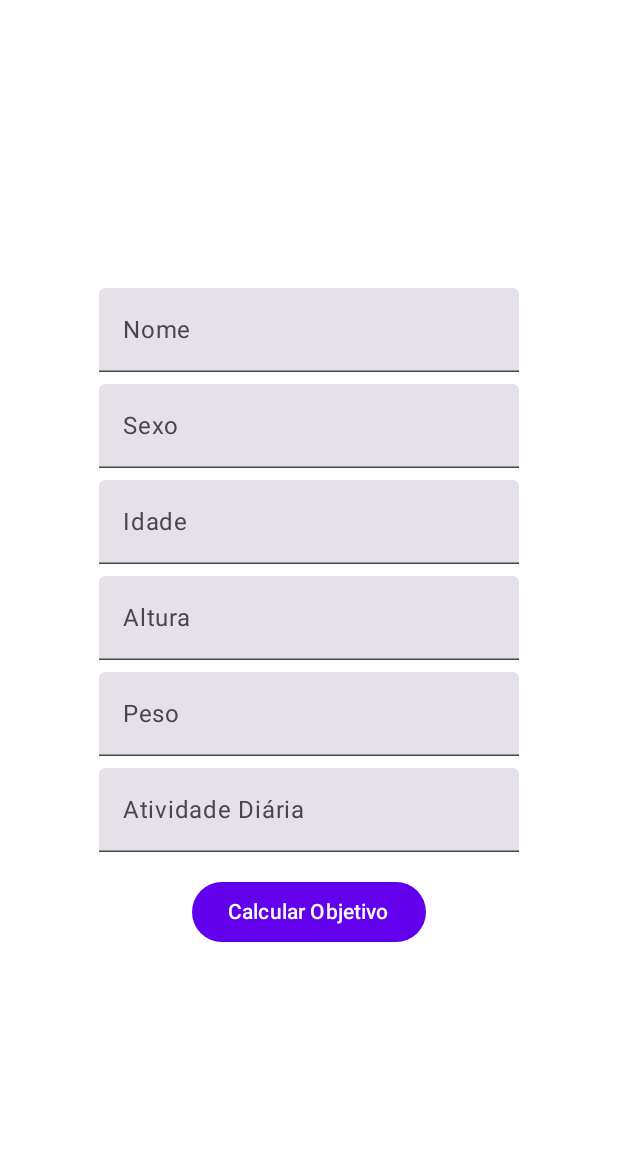
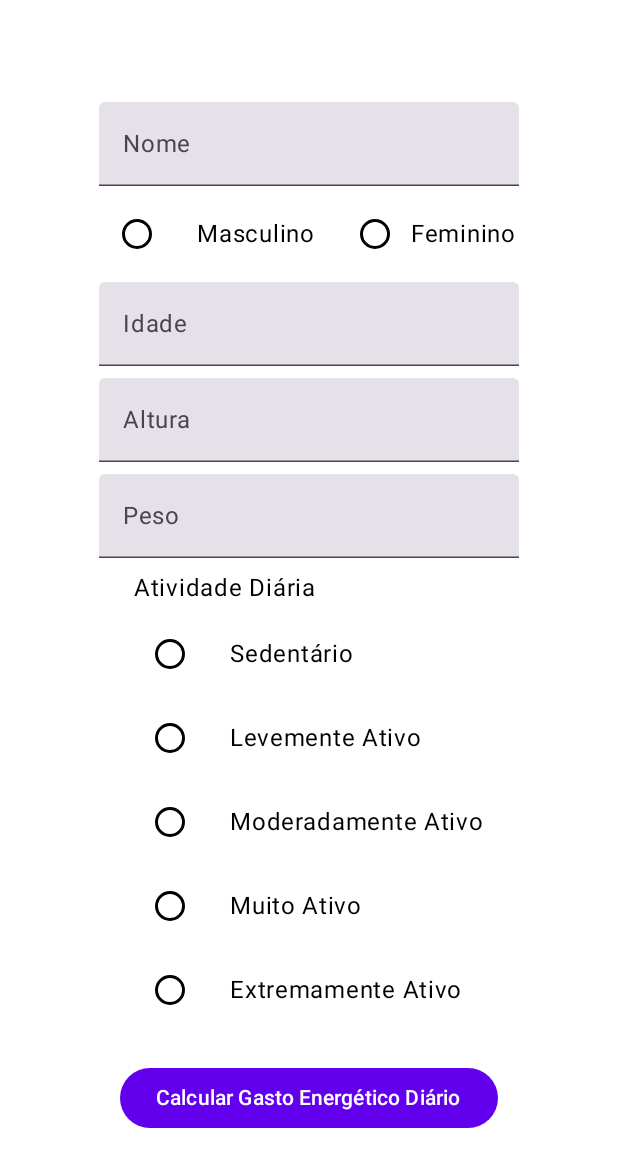
Before and after one commit to Rodrigo261/trabalho_final, an Android app built with Jetpack Compose: the ObjetivoActivity screen opened directly, with no data from a screen before it, on a phone screen of 412 x 824 dp. Shown: the top 1167 px of the screen. Run offline under Robolectric (Android 15) with nearby library versions, the phone set to English and light mode, and no system bars.

Commit message:
ObjetivoScreen adicionado

```diff
--- /dev/null
+++ b/app/src/main/java/ObjetivoScreen.kt
@@ -0,0 +1,140 @@
+package com.example.trabalho_final
+
+import android.widget.Toast
+import androidx.compose.foundation.layout.*
+import androidx.compose.material3.*
+import androidx.compose.runtime.*
+import androidx.compose.runtime.saveable.rememberSaveable
+import androidx.compose.ui.Alignment
+import androidx.compose.ui.Modifier
+import androidx.compose.ui.platform.LocalContext
+import androidx.compose.ui.unit.dp
+
+@Composable
+fun ObjetivoScreen() {
+    var nome by rememberSaveable { mutableStateOf("") }
+    var sexo by rememberSaveable { mutableStateOf("") }
+    var idade by rememberSaveable { mutableStateOf("") }
+    var altura by rememberSaveable { mutableStateOf("") }
+    var peso by rememberSaveable { mutableStateOf("") }
+    var atividade by rememberSaveable { mutableStateOf("") }
+
+
+    val atividades = listOf(
+        "Sedentário",
+        "Levemente Ativo",
+        "Moderadamente Ativo",
+        "Muito Ativo",
+        "Extremamente Ativo"
+    )
+
+    val context = LocalContext.current
+
+    Column(
+        modifier = Modifier.fillMaxSize(),
+        horizontalAlignment = Alignment.CenterHorizontally,
+        verticalArrangement = Arrangement.Center
+    ) {
+        TextField(value = nome, onValueChange = { nome = it }, label = { Text("Nome") })
+        Spacer(modifier = Modifier.height(8.dp))
+
+
+        Row(verticalAlignment = Alignment.CenterVertically) {
+            RadioButton(
+                selected = sexo == "Masculino",
+                onClick = { sexo = "Masculino" },
+                colors = RadioButtonDefaults.colors(
+                    selectedColor = MaterialTheme.colorScheme.primary,
+                    unselectedColor = MaterialTheme.colorScheme.onSurface
+                ),
+                modifier = Modifier.padding(end = 16.dp)
+            )
+            Text(text = "Masculino")
+            Spacer(modifier = Modifier.width(16.dp))
+            RadioButton(
+                selected = sexo == "Feminino",
+                onClick = { sexo = "Feminino" },
+                colors = RadioButtonDefaults.colors(
+                    selectedColor = MaterialTheme.colorScheme.primary,
+                    unselectedColor = MaterialTheme.colorScheme.onSurface
+                )
+            )
+            Text(text = "Feminino")
+        }
+        Spacer(modifier = Modifier.height(8.dp))
+
+
+        TextField(value = idade, onValueChange = { idade = it }, label = { Text("Idade") })
+        Spacer(modifier = Modifier.height(8.dp))
+        TextField(value = altura, onValueChange = { altura = it }, label = { Text("Altura") })
+        Spacer(modifier = Modifier.height(8.dp))
+        TextField(value = peso, onValueChange = { peso = it }, label = { Text("Peso") })
+        Spacer(modifier = Modifier.height(8.dp))
+
+
+        Column {
+            Text(text = "Atividade Diária")
+            Spacer(modifier = Modifier.height(8.dp))
+            atividades.forEach { option ->
+                Row(verticalAlignment = Alignment.CenterVertically) {
+                    RadioButton(
+                        selected = atividade == option,
+                        onClick = { atividade = option },
+                        colors = RadioButtonDefaults.colors(
+                            selectedColor = MaterialTheme.colorScheme.primary,
+                            unselectedColor = MaterialTheme.colorScheme.onSurface
+                        ),
+                        modifier = Modifier.padding(end = 16.dp)
+                    )
+                    Text(text = option)
+                }
+                Spacer(modifier = Modifier.height(8.dp))
+            }
+        }
+
+        Spacer(modifier = Modifier.height(16.dp))
+
+
+        Button(onClick = {
+
+            if (nome.isNotBlank() && sexo.isNotBlank() && idade.isNotBlank() && altura.isNotBlank() && peso.isNotBlank() && atividade.isNotBlank()) {
+                val idadeInt = idade.toIntOrNull() ?: 0
+                val alturaFloat = altura.toFloatOrNull() ?: 0f
+                val pesoFloat = peso.toFloatOrNull() ?: 0f
+
+
+                val gastoEnergetico = calcularGastoEnergetico(sexo, idadeInt, alturaFloat, pesoFloat, atividade)
+
+                val resultado = "$nome, o seu gasto calórico é $gastoEnergetico calorias"
+                Toast.makeText(context, resultado, Toast.LENGTH_LONG).show()
+            } else {
+                Toast.makeText(context, "Por favor, preencha todos os campos.", Toast.LENGTH_SHORT).show()
+            }
+        }) {
+            Text(text = "Calcular Gasto Energético Diário")
+        }
+    }
+}
+
+
+fun calcularGastoEnergetico(sexo: String, idade: Int, altura: Float, peso: Float, atividade: String): Int {
+    val atividadeMultiplier = when (atividade) {
+        "Sedentário" -> 1.2f
+        "Levemente Ativo" -> 1.375f
+        "Moderadamente Ativo" -> 1.55f
+        "Muito Ativo" -> 1.725f
+        "Extremamente Ativo" -> 1.9f
+        else -> 1.2f
+    }
+
+    val bmr = if (sexo.equals("Masculino", ignoreCase = true)) {
+
+        88.362f + (13.397f * peso) + (4.799f * altura) - (5.677f * idade)
+    } else {
+
+        447.593f + (9.247f * peso) + (3.098f * altura) - (4.330f * idade)
+    }
+
+    val gastoEnergetico = (bmr * atividadeMultiplier).toInt()
+    return gastoEnergetico
+}
--- a/app/src/main/java/com/example/trabalho_final/ObjetivoActivity.kt
+++ b/app/src/main/java/com/example/trabalho_final/ObjetivoActivity.kt
@@ -1,12 +1,17 @@
 package com.example.trabalho_final
+
 
 import android.os.Bundle
 import androidx.activity.ComponentActivity
 import androidx.activity.compose.setContent
-import androidx.compose.foundation.layout.*
-import androidx.compose.material3.*
-import androidx.compose.runtime.*
-import androidx.compose.runtime.saveable.rememberSaveable
+import androidx.compose.foundation.layout.fillMaxSize
+import androidx.compose.foundation.layout.padding
+import androidx.compose.foundation.layout.Column
+import androidx.compose.foundation.layout.Spacer
+import androidx.compose.foundation.layout.height
+import androidx.compose.material3.Surface
+import androidx.compose.material3.Text
+import androidx.compose.runtime.Composable
 import androidx.compose.ui.Alignment
 import androidx.compose.ui.Modifier
 import androidx.compose.ui.unit.dp
@@ -18,47 +23,12 @@ class ObjetivoActivity : ComponentActivity() {
         setContent {
             TrabalhoFinalTheme {
                 Surface(
-                    modifier = Modifier
-                        .fillMaxSize()
-                        .padding(16.dp),
-                ) {
-                    ObjetivoScreen()
-                }
+                    modifier = Modifier.fillMaxSize(),
+                    content = {
+                        ObjetivoScreen()
+                    }
+                )
             }
         }
     }
 }
-
-@Composable
-fun ObjetivoScreen() {
-    var nome by rememberSaveable { mutableStateOf("") }
-    var sexo by rememberSaveable { mutableStateOf("") }
-    var idade by rememberSaveable { mutableStateOf("") }
-    var altura by rememberSaveable { mutableStateOf("") }
-    var peso by rememberSaveable { mutableStateOf("") }
-    var atividade by rememberSaveable { mutableStateOf("") }
-
-    Column(
-        modifier = Modifier.fillMaxSize(),
-        horizontalAlignment = Alignment.CenterHorizontally,
-        verticalArrangement = Arrangement.Center
-    ) {
-        TextField(value = nome, onValueChange = { nome = it }, label = { Text("Nome") })
-        Spacer(modifier = Modifier.height(8.dp))
-        TextField(value = sexo, onValueChange = { sexo = it }, label = { Text("Sexo") })
-        Spacer(modifier = Modifier.height(8.dp))
-        TextField(value = idade, onValueChange = { idade = it }, label = { Text("Idade") })
-        Spacer(modifier = Modifier.height(8.dp))
-        TextField(value = altura, onValueChange = { altura = it }, label = { Text("Altura") })
-        Spacer(modifier = Modifier.height(8.dp))
-        TextField(value = peso, onValueChange = { peso = it }, label = { Text("Peso") })
-        Spacer(modifier = Modifier.height(8.dp))
-        TextField(value = atividade, onValueChange = { atividade = it }, label = { Text("Atividade Diária") })
-        Spacer(modifier = Modifier.height(16.dp))
-        Button(onClick = {
-            // Calcular objetivo e exibir
-        }) {
-            Text(text = "Calcular Objetivo")
-        }
-    }
-}
```
Also changed, not shown: app/src/main/java/com/example/trabalho_final/BebidasActivity.kt (+38 -30 lines).
